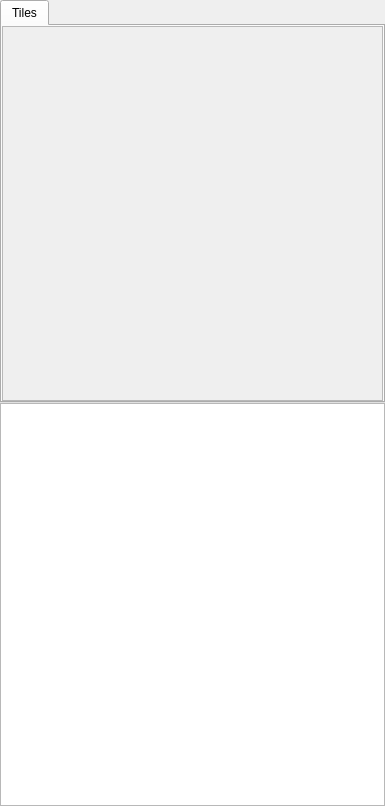
Old version of the form RolePlayer/tilesettools.ui in the repository jswigart/roleplayer.
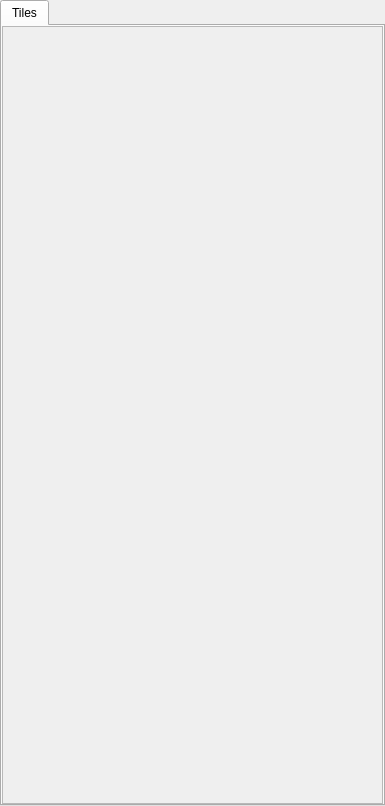
New version of the form.

Diff of the .ui file:
```diff
--- a/RolePlayer/tilesettools.ui
+++ b/RolePlayer/tilesettools.ui
@@ -53,7 +53,7 @@
             <x>0</x>
             <y>0</y>
             <width>377</width>
-            <height>375</height>
+            <height>778</height>
            </rect>
           </property>
          </widget>
@@ -63,19 +63,6 @@
      </widget>
     </widget>
    </item>
-   <item row="1" column="0">
-    <widget class="QTreeView" name="treeViewLayers">
-     <property name="iconSize">
-      <size>
-       <width>16</width>
-       <height>16</height>
-      </size>
-     </property>
-     <property name="uniformRowHeights">
-      <bool>true</bool>
-     </property>
-    </widget>
-   </item>
   </layout>
  </widget>
  <resources/>
```
